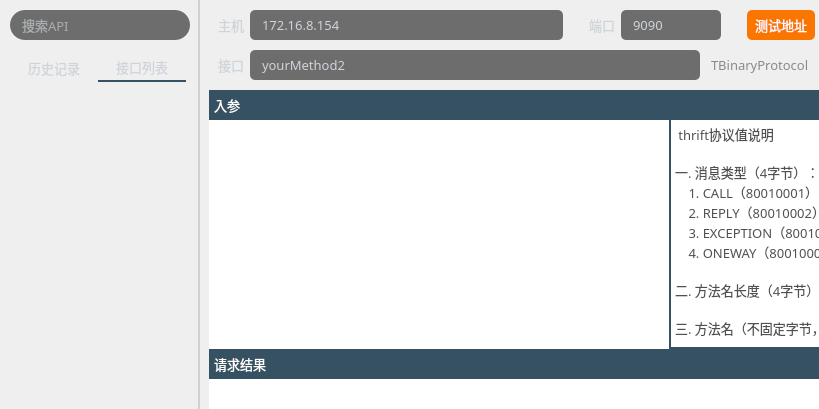
HuaGouFdog/Fdog-Kit, file thriftwidget.ui: the form before one commit; both pictures show x 0 to 819 and y 0 to 409 of the 1137 by 640 pixel window.
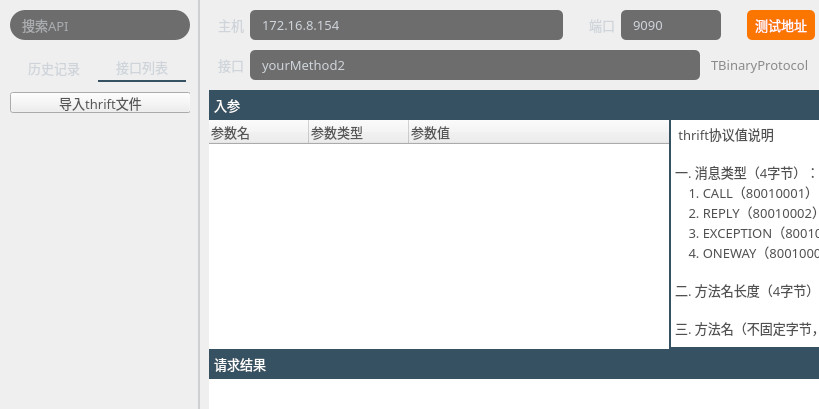
The form after the commit. Icons and pictures are not drawn.

```diff
--- a/thriftwidget.ui
+++ b/thriftwidget.ui
@@ -281,6 +281,26 @@
          <attribute name="title">
           <string>接口列表</string>
          </attribute>
+         <widget class="QToolButton" name="toolButton_2">
+          <property name="geometry">
+           <rect>
+            <x>0</x>
+            <y>10</y>
+            <width>181</width>
+            <height>21</height>
+           </rect>
+          </property>
+          <property name="font">
+           <font>
+            <family>OPPOSans B</family>
+            <pointsize>10</pointsize>
+            <stylestrategy>PreferAntialias</stylestrategy>
+           </font>
+          </property>
+          <property name="text">
+           <string>导入thrift文件</string>
+          </property>
+         </widget>
         </widget>
        </widget>
       </item>
@@ -929,7 +949,7 @@
 
 QComboBox QAbstractItemView::item{
 
-height:30px; 
+height:40px; 
 width:50px;
 
 }</string>
@@ -1220,7 +1240,7 @@
                  <bool>false</bool>
                 </property>
                 <attribute name="headerVisible">
-                 <bool>false</bool>
+                 <bool>true</bool>
                 </attribute>
                 <attribute name="headerDefaultSectionSize">
                  <number>100</number>
```
